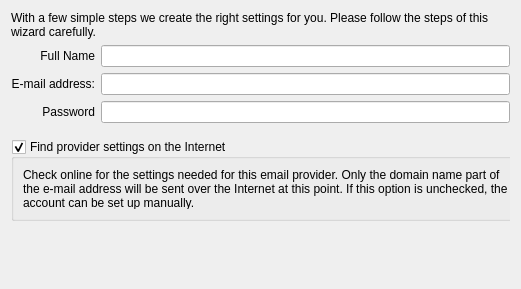
KDE/kdepim-runtime, file accountwizard/personaldatapage.ui: the form before one commit.
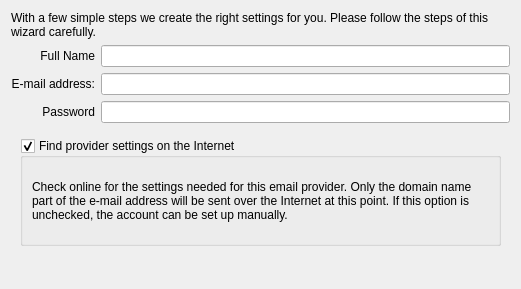
The form after the commit. Custom widgets are drawn as their Qt base class.

Diff of the .ui file:
```diff
--- a/accountwizard/personaldatapage.ui
+++ b/accountwizard/personaldatapage.ui
@@ -103,23 +103,17 @@
       <number>0</number>
      </property>
      <widget class="QWidget" name="internetPage">
+      <layout class="QHBoxLayout" name="horizontalLayout_3">
+       <item>
       <widget class="QGroupBox" name="checkOnlineGroupBox">
-       <property name="geometry">
-        <rect>
-         <x>0</x>
-         <y>10</y>
-         <width>513</width>
-         <height>82</height>
-        </rect>
-       </property>
        <property name="title">
         <string>Find provider settings on the Internet</string>
        </property>
        <property name="checkable">
         <bool>true</bool>
        </property>
-       <layout class="QVBoxLayout" name="verticalLayout">
-        <item>
+         <layout class="QGridLayout" name="gridLayout_3">
+          <item row="0" column="0">
          <widget class="QLabel" name="checkOnlineExplanation">
           <property name="text">
            <string>Check online for the settings needed for this email provider. Only the domain name part of the e-mail address will be sent over the Internet at this point. If this option is unchecked, the account can be set up manually.</string>
@@ -131,6 +125,8 @@
         </item>
        </layout>
       </widget>
+       </item>
+      </layout>
      </widget>
      <widget class="QWidget" name="accountPage">
       <layout class="QGridLayout" name="gridLayout_2">
```
Lines whose indentation alone changed are shown as unchanged.
